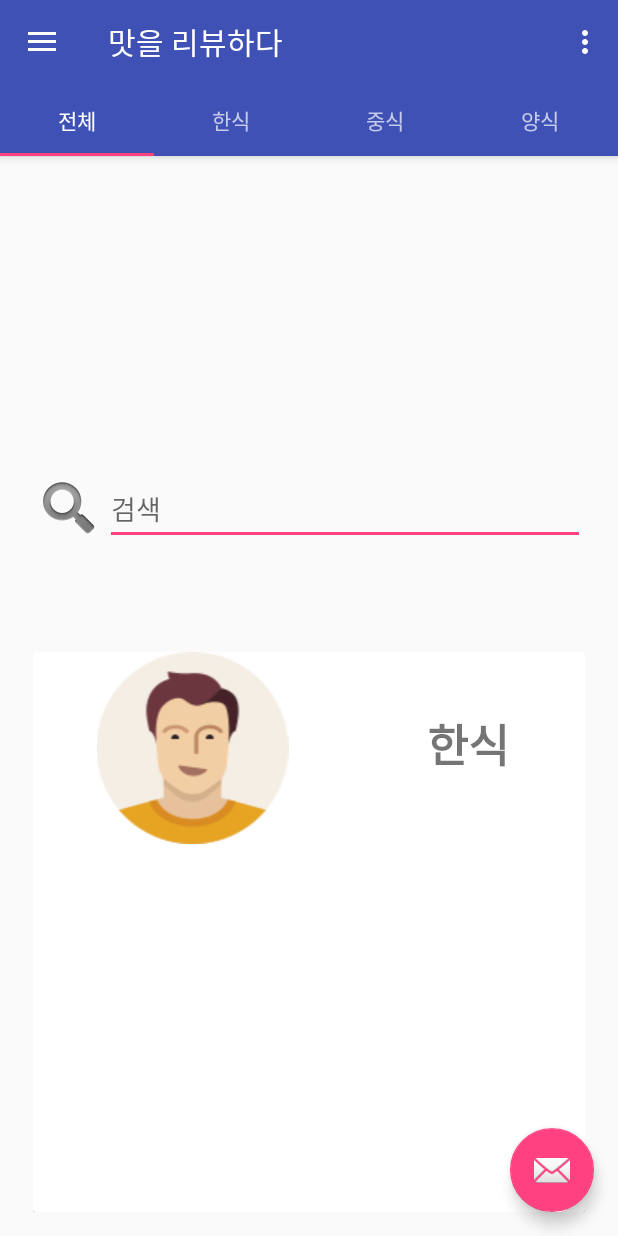
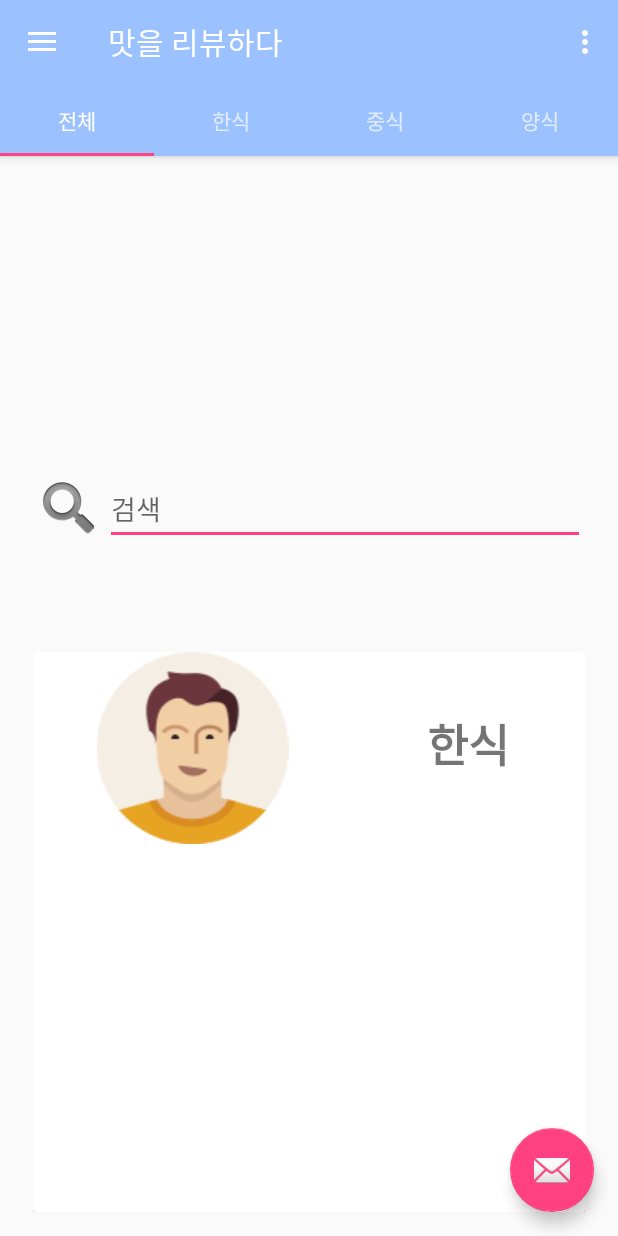
Before and after one commit to kwonki199/TeamProject, an Android app: the screen it shows after launch (MainActivity), in the side drawer, after a tap on "내글 보기", on a phone screen of 412 x 824 dp. Run offline under Robolectric (Android 15) with nearby library versions, the phone set to English and light mode, and no system bars.

Commit message:
아까 커밋했었는데 회원정보변경 mainActivity에서 실행하는거 사라져서 한번더 커밋

```diff
--- a/app/src/main/java/edu/android/mainmen/BookmarkActivity.java
+++ /dev/null
@@ -1,5 +0,0 @@
-package edu.android.mainmen;
-
-public class BookmarkActivity {
-
-}
--- a/app/src/main/java/edu/android/mainmen/MainActivity.java
+++ b/app/src/main/java/edu/android/mainmen/MainActivity.java
@@ -127,8 +127,8 @@ public class MainActivity extends AppCompatActivity
         } else if (id == R.id.nav_bookmark) {
 
         } else if (id == R.id.nav_profilePicture) {
-
-        } else if (id == R.id.nav_profilePicture) {
+            Intent intent = new Intent(MainActivity.this, ChangingActivity.class);
+            startActivity(intent);
 
         } else if (id == R.id.nav_writings) {
 
--- a/app/src/main/res/layout/activity_chaging.xml
+++ b/app/src/main/res/layout/activity_chaging.xml
@@ -49,8 +49,6 @@
             <android.support.design.widget.TextInputLayout
                 android:layout_width="match_parent"
                 android:layout_height="wrap_content">
-
-
 
                 <AutoCompleteTextView
                     android:id="@+id/password_input"
--- a/app/src/main/res/values/colors.xml
+++ b/app/src/main/res/values/colors.xml
@@ -1,6 +1,6 @@
 <?xml version="1.0" encoding="utf-8"?>
 <resources>
-    <color name="colorPrimary">#3F51B5</color>
-    <color name="colorPrimaryDark">#303F9F</color>
+    <color name="colorPrimary">#9bc1ff</color>
+    <color name="colorPrimaryDark">#3f88ff</color>
     <color name="colorAccent">#FF4081</color>
 </resources>
```
Lines whose indentation alone changed are shown as unchanged.
